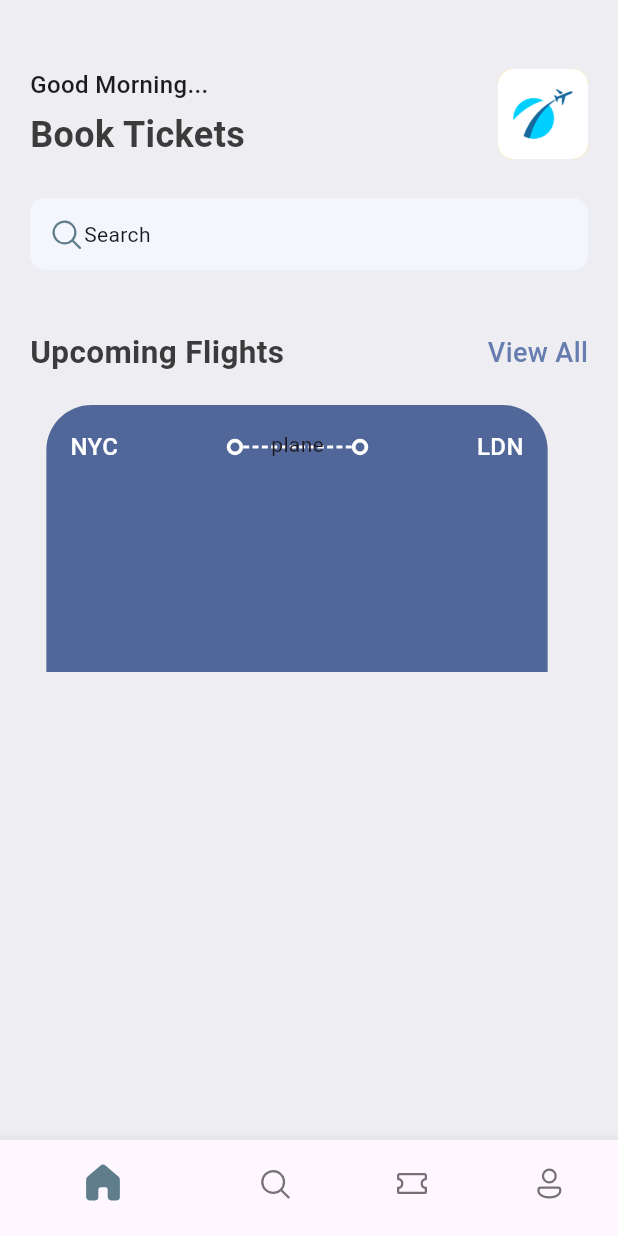
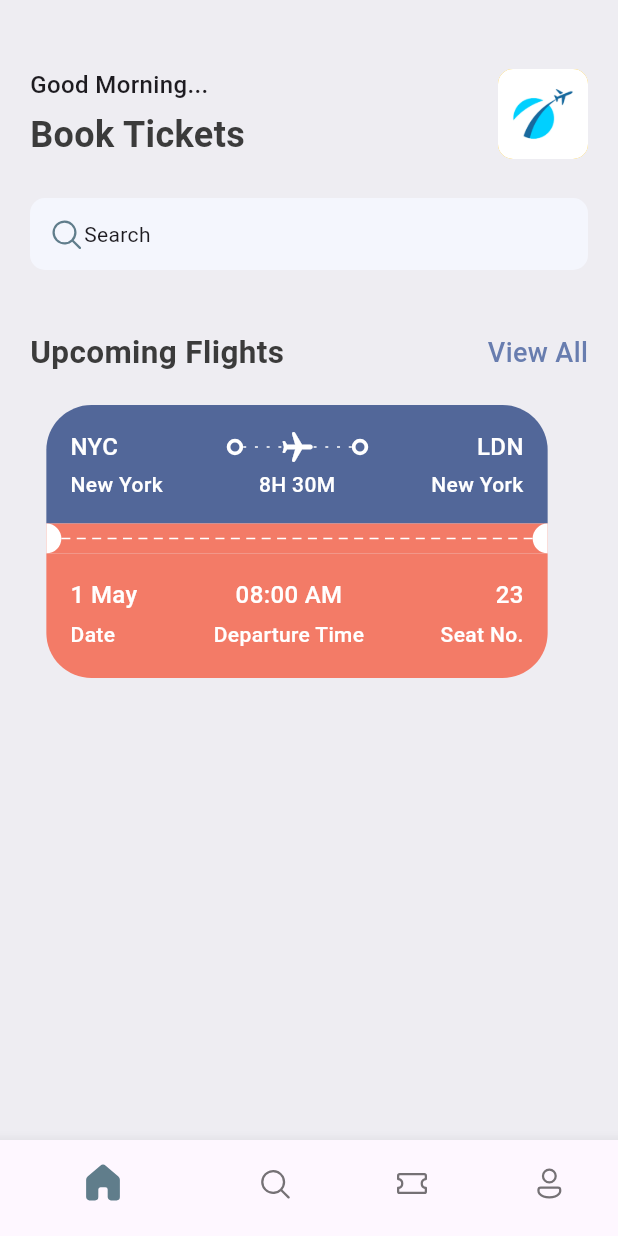
Before and after one commit to carlstep/ticket_app, a Flutter app: the screen it shows after launch, on a phone screen of 412 x 824 dp. Run offline on Flutter 3.47's test engine with Material 3 defaults, Android fonts, the phone set to English and light mode, and no system bars; our stand-ins replace fluentui_icons.

Commit message:
ticket design complete

```diff
--- a/lib/base/res/styles/app_styles.dart
+++ b/lib/base/res/styles/app_styles.dart
@@ -16,6 +16,7 @@ class AppStyle {
 
   // ticket view color
   static Color ticketBlue = const Color(0xFF526799);
+  static Color ticketOrange = const Color(0xFFF37B67);
 
   static TextStyle textStyle =
       TextStyle(fontSize: 18, color: textColor, fontWeight: FontWeight.w500);
@@ -36,4 +37,9 @@ class AppStyle {
     fontSize: 16,
     fontWeight: FontWeight.w500,
   );
+
+  static TextStyle headlineStyle4 = const TextStyle(
+    fontSize: 14,
+    fontWeight: FontWeight.w500,
+  );
 }
--- /dev/null
+++ b/lib/base/widgets/app_column_text_layout.dart
@@ -0,0 +1,40 @@
+// ignore_for_file: public_member_api_docs, sort_constructors_first
+import 'package:flutter/material.dart';
+
+import 'text_style_fourth.dart';
+import 'text_style_third.dart';
+
+// widget to arrange ticket data (orange section)
+
+class AppColumnTextLayout extends StatelessWidget {
+  final String topText;
+  final String bottomText;
+  final CrossAxisAlignment alignment;
+
+  const AppColumnTextLayout({
+    super.key,
+    required this.topText,
+    required this.bottomText,
+    required this.alignment,
+  });
+
+  @override
+  Widget build(BuildContext context) {
+    return Column(
+      crossAxisAlignment: alignment,
+      children: [
+        // top element DATA
+        TextStyleThird(
+          text: topText,
+        ),
+        const SizedBox(
+          height: 5,
+        ),
+        // bottom element LABELS
+        TextStyleFourth(
+          text: bottomText,
+        ),
+      ],
+    );
+  }
+}
--- a/lib/base/widgets/app_layoutbuilder_widget.dart
+++ b/lib/base/widgets/app_layoutbuilder_widget.dart
@@ -4,18 +4,19 @@ import 'package:flutter/material.dart';
 class AppLayoutBuilderWidget extends StatelessWidget {
   // randomDivider variable passed to parent widget
   final int randomDivider;
+  final double dashWidth;
 
   const AppLayoutBuilderWidget({
-    super.key,
+    Key? key,
     required this.randomDivider,
-  });
+    this.dashWidth = 2,
+  }) : super(key: key);
 
   @override
   Widget build(BuildContext context) {
     // LayoutBuilder adjusts the layout based on the constraints provided by the parent widget
     return LayoutBuilder(
         builder: (BuildContext context, BoxConstraints constraints) {
-      print('${(constraints.constrainWidth() / randomDivider).floor()}');
       // Flex controls the distribution of available space
       // must have a direction property
       return Flex(
@@ -29,11 +30,11 @@ class AppLayoutBuilderWidget extends StatelessWidget {
           // .floor() >> method to round down the result to an integer (the integer is divided by randomDivider)
           (constraints.constrainWidth() / randomDivider).floor(),
           // at each index, returns a SizedBox
-          (index) => const SizedBox(
+          (index) => SizedBox(
             // width defines the length of the divider
             // height defines the thickness
-            width: 4,
-            height: 2,
+            width: dashWidth,
+            height: 1,
             child: DecoratedBox(decoration: BoxDecoration(color: Colors.white)),
           ),
           // The AppLayoutBuilderWidget allows for dynamic generation of dividers based on the available space.
--- /dev/null
+++ b/lib/base/widgets/big_circle.dart
@@ -0,0 +1,37 @@
+import 'package:flutter/material.dart';
+
+// widget to apply decoration design to the ticket.
+// shows half-circle on each end of the ticket
+
+class BigCircle extends StatelessWidget {
+  // bool argument is passed to widget in ticketview
+  final bool isRight;
+  const BigCircle({
+    super.key,
+    required this.isRight,
+  });
+
+  @override
+  Widget build(BuildContext context) {
+    return SizedBox(
+      height: 20,
+      width: 10,
+      child: DecoratedBox(
+        decoration: BoxDecoration(
+          color: Colors.white,
+          borderRadius: isRight
+              // if true, display
+              ? const BorderRadius.only(
+                  topLeft: Radius.circular(10),
+                  bottomLeft: Radius.circular(10),
+                )
+              // if false, display
+              : const BorderRadius.only(
+                  topRight: Radius.circular(10),
+                  bottomRight: Radius.circular(10),
+                ),
+        ),
+      ),
+    );
+  }
+}
--- /dev/null
+++ b/lib/base/widgets/text_style_fourth.dart
@@ -0,0 +1,27 @@
+// ignore_for_file: public_member_api_docs, sort_constructors_first
+import 'package:flutter/material.dart';
+
+import '../res/styles/app_styles.dart';
+
+class TextStyleFourth extends StatelessWidget {
+  final String text;
+  final TextAlign align;
+
+  const TextStyleFourth({
+    super.key,
+    required this.text,
+    this.align = TextAlign.start,
+  });
+
+  @override
+  Widget build(BuildContext context) {
+    return Text(
+      // text property is passed to the widget
+      text,
+      textAlign: align,
+      style: AppStyle.headlineStyle4.copyWith(
+        color: Colors.white,
+      ),
+    );
+  }
+}
--- /dev/null
+++ b/lib/base/widgets/text_style_third.dart
@@ -0,0 +1,24 @@
+// ignore_for_file: public_member_api_docs, sort_constructors_first
+import 'package:flutter/material.dart';
+
+import '../res/styles/app_styles.dart';
+
+class TextStyleThird extends StatelessWidget {
+  final String text;
+
+  const TextStyleThird({
+    super.key,
+    required this.text,
+  });
+
+  @override
+  Widget build(BuildContext context) {
+    return Text(
+      // text property is passed to the widget
+      text,
+      style: AppStyle.headlineStyle3.copyWith(
+        color: Colors.white,
+      ),
+    );
+  }
+}
--- a/lib/base/widgets/ticket_view.dart
+++ b/lib/base/widgets/ticket_view.dart
@@ -1,7 +1,11 @@
 import 'package:flutter/material.dart';
 import 'package:ticket_app/base/res/styles/app_styles.dart';
+import 'package:ticket_app/base/widgets/app_column_text_layout.dart';
 import 'package:ticket_app/base/widgets/app_layoutbuilder_widget.dart';
+import 'package:ticket_app/base/widgets/big_circle.dart';
 import 'package:ticket_app/base/widgets/big_dot.dart';
+import 'package:ticket_app/base/widgets/text_style_fourth.dart';
+import 'package:ticket_app/base/widgets/text_style_third.dart';
 
 class TicketView extends StatelessWidget {
   const TicketView({super.key});
@@ -10,24 +14,31 @@ class TicketView extends StatelessWidget {
   Widget build(BuildContext context) {
     final size = MediaQuery.of(context).size.width * 0.85;
     return SizedBox(
-      height: 178,
+      height: 188,
       width: size,
       child: Container(
+        margin: const EdgeInsets.only(right: 16),
+        child: Column(
+          mainAxisSize: MainAxisSize.min,
+          children: [
+            // top part of ticket section (blue)
+            Container(
               padding: const EdgeInsets.all(16),
-        margin: const EdgeInsets.only(right: 16),
               decoration: BoxDecoration(
                 color: AppStyle.ticketBlue,
                 borderRadius: const BorderRadius.only(
-              topLeft: Radius.circular(30), topRight: Radius.circular(30)),
+                    topLeft: Radius.circular(30),
+                    topRight: Radius.circular(30)),
               ),
               child: Column(
                 children: [
+                  // first line - show departure and destination locations with icons
                   Row(
                     children: [
-                // Text to display origin location
-                Text(
-                  'NYC',
-                  style: AppStyle.headlineStyle3.copyWith(color: Colors.white),
+                      // Text to display departure location
+                      // TextStyleThird requires text property
+                      const TextStyleThird(
+                        text: 'NYC',
                       ),
                       Expanded(
                         child: Container(),
@@ -35,19 +46,27 @@ class TicketView extends StatelessWidget {
                       // BigDot... re-usable widget to display circular dot
                       const BigDot(),
                       // Expanded wraps a Stack widget
-                const Expanded(
+                      Expanded(
                         // Stack is used for layout, placing widgets on top of each other.
                         child: Stack(
                           children: [
                             // SizedBox wraps the (custom) AppLayoutBuilderWidget
                             // the height sets the position of the AppLayoutBuilderWidget
-                      SizedBox(
+                            const SizedBox(
                               height: 24,
                               // AppLayoutBuilderWidget is a customer widget
                               // randomDivider variable
-                        child: AppLayoutBuilderWidget(randomDivider: 6),
+                              child: AppLayoutBuilderWidget(randomDivider: 7),
                             ),
-                      Center(child: Text('plane'))
+                            // plane icon display
+                            Center(
+                                child: Transform.rotate(
+                              angle: 1.57,
+                              child: const Icon(
+                                Icons.local_airport_rounded,
+                                color: Colors.white,
+                              ),
+                            ))
                           ],
                         ),
                       ),
@@ -56,9 +75,44 @@ class TicketView extends StatelessWidget {
                         child: Container(),
                       ),
                       // Text to display destination location
-                Text(
-                  'LDN',
-                  style: AppStyle.headlineStyle3.copyWith(color: Colors.white),
+                      const TextStyleThird(
+                        text: 'LDN',
+                      ),
+                    ],
+                  ),
+                  const SizedBox(
+                    height: 3,
+                  ),
+                  // second line - show departure and destination names with time
+                  Row(
+                    children: [
+                      // Text to display departure location
+                      const SizedBox(
+                        width: 100,
+                        child: TextStyleFourth(
+                          text: 'New York',
+                        ),
+                      ),
+                      Expanded(
+                        child: Container(),
+                      ),
+                      // display flight time
+                      const TextStyleFourth(
+                        text: '8H 30M',
+                      ),
+
+                      Expanded(
+                        child: Container(),
+                      ),
+                      // Text to display destination location
+                      const SizedBox(
+                        width: 100,
+                        child: TextStyleFourth(
+                          text: 'New York',
+                          // align - argument set to 'start' by default.
+                          // add align argument to set to other than default option
+                          align: TextAlign.end,
+                        ),
                       ),
                     ],
                   ),
@@ -68,6 +122,84 @@ class TicketView extends StatelessWidget {
                 ],
               ),
             ),
+            // middle part of ticket section (orange)
+            Container(
+              color: AppStyle.ticketOrange,
+              child: const Row(
+                children: [
+                  BigCircle(
+                    // bool argument is set to false - displays decoration to the left
+                    isRight: false,
+                  ),
+                  // using Expanded with SizedBox (or another widget) takes up the space between
+                  // the BigCircle widgets in the Row
+                  // re-using AppLayoutBuilderWidget to create the dots effect
+                  Expanded(
+                    child: AppLayoutBuilderWidget(
+                      randomDivider: 10,
+                      dashWidth: 6,
+                    ),
+                  ),
+                  BigCircle(
+                    // bool argument is set to true - displays decoration to the right
+                    isRight: true,
+                  ),
+                ],
+              ),
+            ),
+            // bottom part of ticket section (orange)
+            Container(
+              padding: const EdgeInsets.all(16),
+              decoration: BoxDecoration(
+                color: AppStyle.ticketOrange,
+                borderRadius: const BorderRadius.only(
+                    bottomLeft: Radius.circular(30),
+                    bottomRight: Radius.circular(30)),
+              ),
+              child: const Column(
+                children: [
+                  // Row contains data and lables
+                  Row(
+                    mainAxisAlignment: MainAxisAlignment.spaceBetween,
+                    children: [
+                      // first AppColumnTextLayout - date data and label
+                      AppColumnTextLayout(
+                        // topText = data
+                        topText: '1 May',
+                        // bottomText = label
+                        bottomText: 'Date',
+                        // alignment position
+                        alignment: CrossAxisAlignment.start,
+                      ),
+                      // middle AppColumnTextLayout - departure time data and label
+                      AppColumnTextLayout(
+                        // topText = data
+                        topText: '08:00 AM',
+                        // bottomText = label
+                        bottomText: 'Departure Time',
+                        // alignment position
+                        alignment: CrossAxisAlignment.center,
+                      ),
+                      // end AppColumnTextLayout - seat number data and label
+                      AppColumnTextLayout(
+                        // topText = data
+                        topText: '23',
+                        // bottomText = label
+                        bottomText: 'Seat No.',
+                        // alignment position
+                        alignment: CrossAxisAlignment.end,
+                      ),
+                    ],
+                  ),
+                  SizedBox(
+                    height: 3,
+                  ),
+                ],
+              ),
+            ),
+          ],
+        ),
+      ),
     );
   }
 }
--- a/lib/main.dart
+++ b/lib/main.dart
@@ -19,7 +19,7 @@ class MyApp extends StatelessWidget {
       debugShowCheckedModeBanner: false,
       title: 'Flutter Demo',
       theme: ThemeData(),
-      home: BottomNavBar(),
+      home: const BottomNavBar(),
     );
   }
 }
--- a/lib/screens/home_screen.dart
+++ b/lib/screens/home_screen.dart
@@ -83,7 +83,7 @@ class HomeScreen extends StatelessWidget {
                   bigText: 'Upcoming Flights',
                   smallText: 'View All',
                 ),
-                SizedBox(
+                const SizedBox(
                   height: 20,
                 ),
                 const TicketView(),
```
Lines whose indentation alone changed are shown as unchanged.
